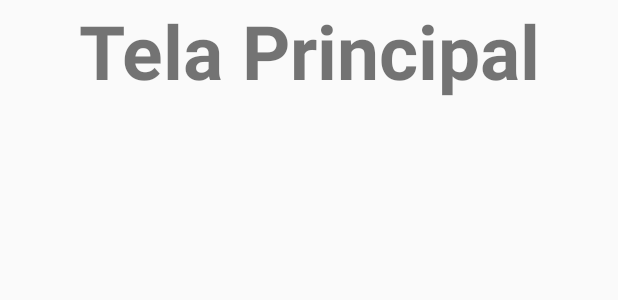
After one commit to felipemonsef10/ProjetoMobile-Kotlin-Imepac, an Android app built with Jetpack Compose: the layout activity_tela_principal.xml on its own in the app's theme, with its tools: preview values and no code run, on a phone screen of 412 x 824 dp. The commit adds this screen. Shown: the top 300 px of the screen. Run offline under Robolectric (Android 15) with nearby library versions, the phone set to English and light mode, and no system bars.

Commit message:
Quase terminando

```diff
--- a/ProjetoAndroidAula/app/src/main/java/com/example/projetoandroidaula/FormCadastro.kt
+++ b/ProjetoAndroidAula/app/src/main/java/com/example/projetoandroidaula/FormCadastro.kt
@@ -27,9 +27,9 @@ class FormCadastro : AppCompatActivity() {
         supportActionBar?.hide();
 
         //O que tiver no elemento será enviado para a variável
-        edit_nome = findViewById(R.id.edit_nome)
-        edit_email = findViewById(R.id.edit_email)
-        edit_senha = findViewById(R.id.edit_senha)
+        edit_nome = findViewById(R.id.edit_nome_cadastro)
+        edit_email = findViewById(R.id.edit_email_cadastro)
+        edit_senha = findViewById(R.id.edit_senha_cadastro)
         btnCadastrar = findViewById(R.id.btn_cadastro)
 
         btnCadastrar.setOnClickListener { it
--- a/ProjetoAndroidAula/app/src/main/res/layout/activity_form_login.xml
+++ b/ProjetoAndroidAula/app/src/main/res/layout/activity_form_login.xml
@@ -42,7 +42,7 @@
 
 
   <EditText
-      android:id="@+id/edit_senha"
+      android:id="@+id/edit_senha_login"
       style="@style/Edit_Text"
       android:autofillHints=""
       android:hint="@string/senha"
@@ -62,7 +62,7 @@
       style="@style/button"
       app:layout_constraintStart_toStartOf="parent"
       app:layout_constraintEnd_toEndOf="parent"
-      app:layout_constraintTop_toBottomOf="@+id/edit_senha"
+      app:layout_constraintTop_toBottomOf="@+id/edit_senha_login"
       />
 
   <ProgressBar
--- /dev/null
+++ b/ProjetoAndroidAula/app/src/main/res/layout/activity_tela_principal.xml
@@ -0,0 +1,23 @@
+<?xml version="1.0" encoding="utf-8"?>
+<androidx.constraintlayout.widget.ConstraintLayout xmlns:android="http://schemas.android.com/apk/res/android"
+    xmlns:app="http://schemas.android.com/apk/res-auto"
+    xmlns:tools="http://schemas.android.com/tools"
+    android:id="@+id/main"
+    android:layout_width="match_parent"
+    android:layout_height="match_parent"
+    tools:context=".TelaPrincipal">
+
+    <TextView
+        android:id="@+id/title_tela_principal"
+        android:layout_width="wrap_content"
+        android:layout_height="wrap_content"
+        android:text="Tela Principal"
+        android:textSize="50sp"
+        android:textStyle="bold"
+        android:layout_marginTop="100dp"
+        app:layout_constraintStart_toStartOf="parent"
+        app:layout_constraintEnd_toEndOf="parent"
+        app:layout_constraintBaseline_toTopOf="parent"
+    />
+
+</androidx.constraintlayout.widget.ConstraintLayout>
```
Also changed, not shown: ProjetoAndroidAula/app/src/main/AndroidManifest.xml (+13 -3 lines), ProjetoAndroidAula/app/src/main/java/com/example/projetoandroidaula/FormLogin.kt (+63 -4 lines), ProjetoAndroidAula/app/src/main/java/com/example/projetoandroidaula/TelaPrincipal.kt (added, +20 -0 lines), ProjetoAndroidAula/app/src/main/res/layout/activity_form_cadastro.xml (+5 -5 lines).
